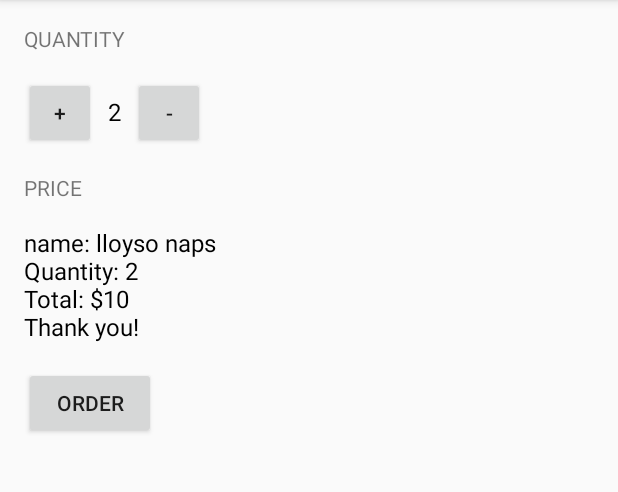
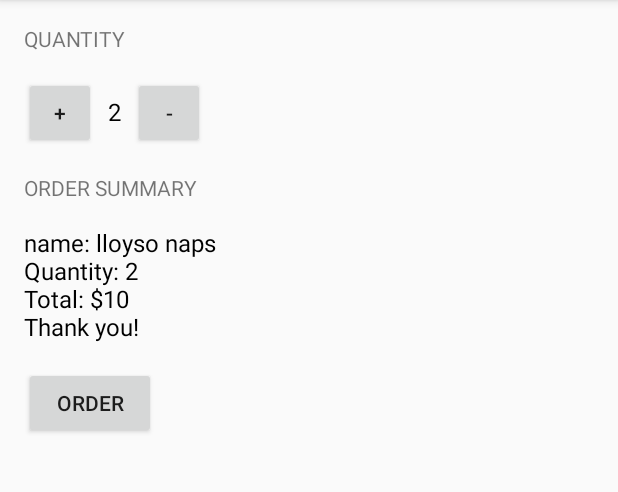
Before and after one commit to uviyolab-udcit/JustJava, an Android app: the screen it shows after launch (MainActivity), after a tap on "ORDER", on a phone screen of 412 x 824 dp, the part 84-576 px from its top. Run offline under Robolectric (Android 15) with nearby library versions, the phone set to English and light mode, and no system bars.

Commit message:
Add files via upload

```diff
--- a/app/src/main/java/com/example/android/justjava/MainActivity.java
+++ b/app/src/main/java/com/example/android/justjava/MainActivity.java
@@ -4,8 +4,6 @@ import android.os.Bundle;
 import android.support.v7.app.AppCompatActivity;
 import android.view.View;
 import android.widget.TextView;
-
-import java.text.NumberFormat;
 
 /**
  * This app displays an order form to order coffee.
@@ -71,19 +69,12 @@ public class MainActivity extends AppCompatActivity {
         quantityTextView.setText("" + number);
     }
 
-    /**
-     * This method displays the given price on the screen.
-     */
-    private void displayPrice(int number) {
-        TextView priceTextView = (TextView) findViewById(R.id.price_text_view);
-        priceTextView.setText(NumberFormat.getCurrencyInstance().format(number));
-    }
 
     /**
      * This method displays the given text on the screen.
      */
     private void displayMessage(String message) {
-        TextView priceTextView = (TextView) findViewById(R.id.price_text_view);
-        priceTextView.setText(message);
+        TextView orderSummaryTextView = (TextView) findViewById(R.id.order_summary_text_view);
+        orderSummaryTextView.setText(message);
     }
 }
--- a/app/src/main/res/layout/activity_main.xml
+++ b/app/src/main/res/layout/activity_main.xml
@@ -50,12 +50,12 @@
     <TextView
         android:layout_width="wrap_content"
         android:layout_height="wrap_content"
-        android:text="price"
+        android:text="Order Summary"
         android:textAllCaps="true"
         android:layout_marginTop="16dp"/>
 
     <TextView
-        android:id="@+id/price_text_view"
+        android:id="@+id/order_summary_text_view"
         android:layout_width="wrap_content"
         android:layout_height="wrap_content"
         android:text="$10"
```
